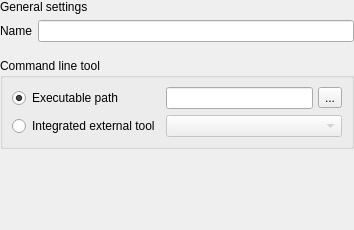
Above: src/plugins/workflow_designer/src/library/create_cmdline_based_worker/CreateCmdlineBasedWorkerWizardGeneralSettingsPage.ui from violethaze74/ugene before the change. Below: the same form after it.
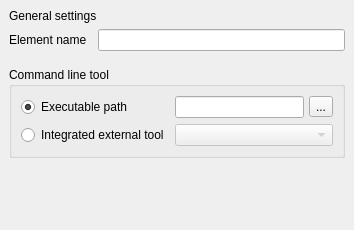
That is the form after the change.

```diff
--- a/src/plugins/workflow_designer/src/library/create_cmdline_based_worker/CreateCmdlineBasedWorkerWizardGeneralSettingsPage.ui
+++ b/src/plugins/workflow_designer/src/library/create_cmdline_based_worker/CreateCmdlineBasedWorkerWizardGeneralSettingsPage.ui
@@ -15,16 +15,16 @@
   </property>
   <layout class="QVBoxLayout" name="verticalLayout">
    <property name="leftMargin">
-    <number>0</number>
+    <number>9</number>
    </property>
    <property name="topMargin">
-    <number>0</number>
+    <number>9</number>
    </property>
    <property name="rightMargin">
-    <number>0</number>
+    <number>9</number>
    </property>
    <property name="bottomMargin">
-    <number>0</number>
+    <number>9</number>
    </property>
    <item>
     <widget class="QLabel" name="lblTitle">
@@ -38,10 +38,26 @@
      <item>
       <widget class="QLabel" name="lblName">
        <property name="text">
-        <string>Name</string>
+        <string>Element name</string>
        </property>
       </widget>
      </item>
+     <item>
+      <spacer name="horizontalSpacer">
+       <property name="orientation">
+        <enum>Qt::Horizontal</enum>
+       </property>
+       <property name="sizeType">
+        <enum>QSizePolicy::Fixed</enum>
+       </property>
+       <property name="sizeHint" stdset="0">
+        <size>
+         <width>5</width>
+         <height>1</height>
+        </size>
+       </property>
+      </spacer>
+     </item>
      <item>
       <widget class="QLineEdit" name="leName"/>
      </item>
```
